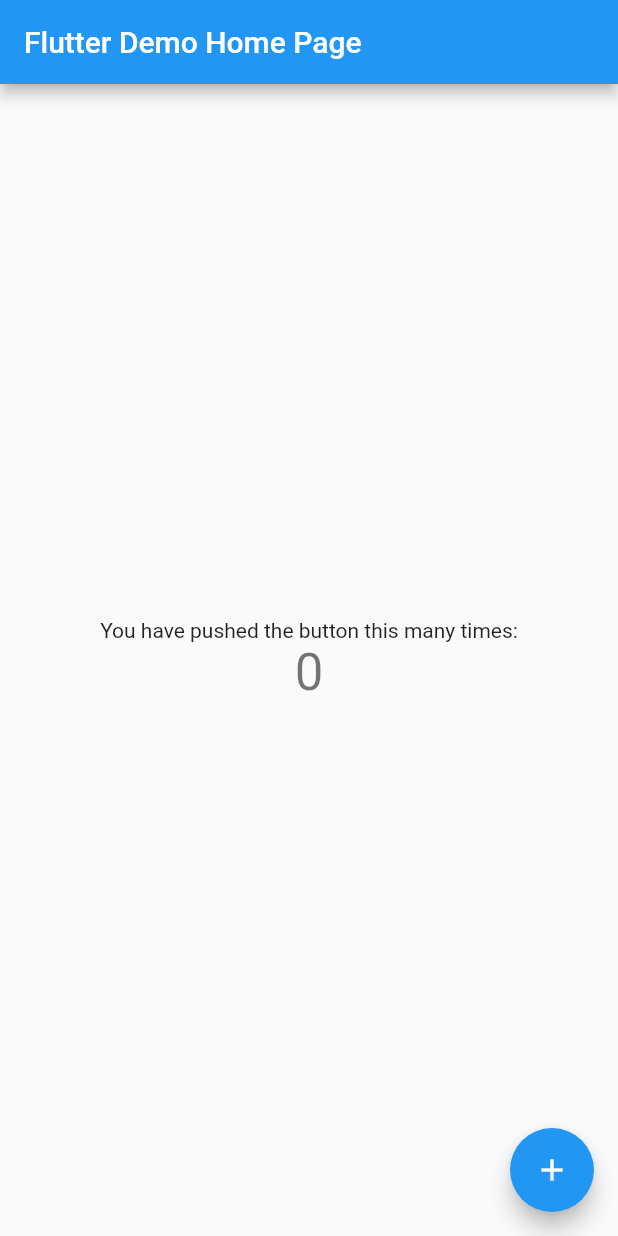
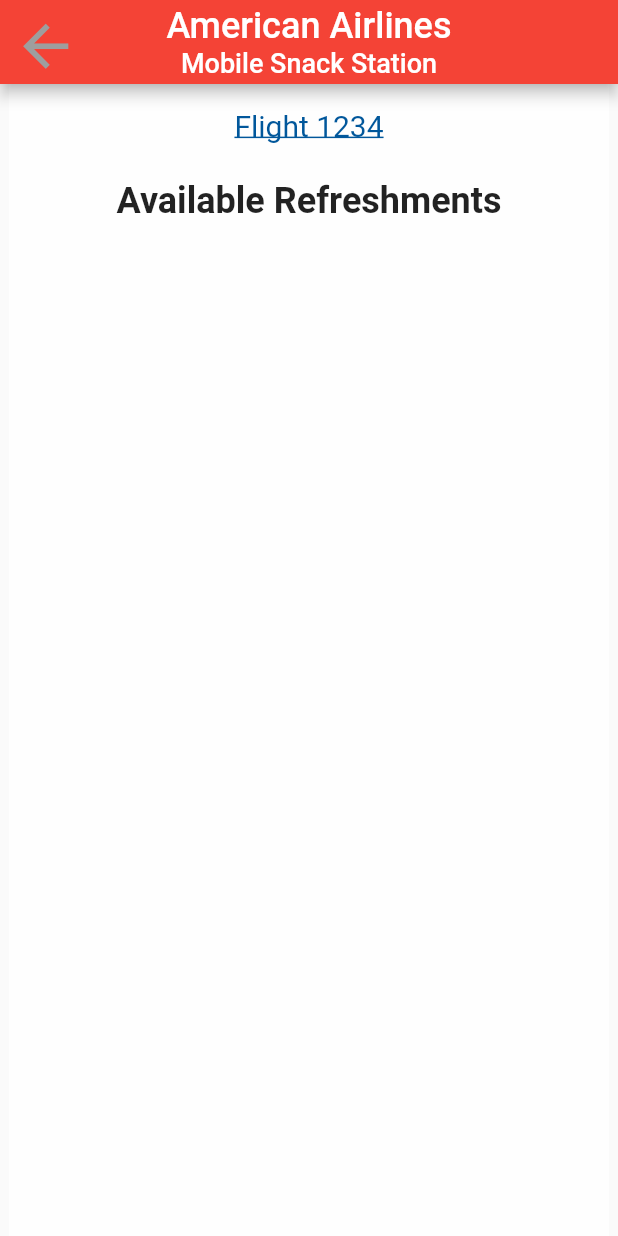
Before and after one commit to PaulLockett/BESmartMorehouse2020, a Flutter app: the screen it shows after launch, on a phone screen of 412 x 824 dp. Run offline on Flutter 3.47's test engine with Material 2 defaults, Android fonts, the phone set to English and light mode, and no system bars.

Commit message:
home page additions

```diff
--- a/lib/main.dart
+++ b/lib/main.dart
@@ -1,117 +1,80 @@
 import 'package:flutter/material.dart';
 
 void main() {
-  runApp(MyApp());
+  runApp(AASnacks());
 }
 
-class MyApp extends StatelessWidget {
+class AASnacks extends StatelessWidget {
   // This widget is the root of your application.
   @override
   Widget build(BuildContext context) {
     return MaterialApp(
-      title: 'Flutter Demo',
-      theme: ThemeData(
-        // This is the theme of your application.
-        //
-        // Try running your application with "flutter run". You'll see the
-        // application has a blue toolbar. Then, without quitting the app, try
-        // changing the primarySwatch below to Colors.green and then invoke
-        // "hot reload" (press "r" in the console where you ran "flutter run",
-        // or simply save your changes to "hot reload" in a Flutter IDE).
-        // Notice that the counter didn't reset back to zero; the application
-        // is not restarted.
-        primarySwatch: Colors.blue,
-        // This makes the visual density adapt to the platform that you run
-        // the app on. For desktop platforms, the controls will be smaller and
-        // closer together (more dense) than on mobile platforms.
-        visualDensity: VisualDensity.adaptivePlatformDensity,
-      ),
-      home: MyHomePage(title: 'Flutter Demo Home Page'),
+      title: 'AA Snack Station',
+      theme:
+          ThemeData(primarySwatch: Colors.red, accentColor: Colors.lightBlue),
+      home: SnackHome(title: 'American Airlines'),
     );
   }
 }
 
-class MyHomePage extends StatefulWidget {
-  MyHomePage({Key key, this.title}) : super(key: key);
-
-  // This widget is the home page of your application. It is stateful, meaning
-  // that it has a State object (defined below) that contains fields that affect
-  // how it looks.
-
-  // This class is the configuration for the state. It holds the values (in this
-  // case the title) provided by the parent (in this case the App widget) and
-  // used by the build method of the State. Fields in a Widget subclass are
-  // always marked "final".
+class SnackHome extends StatefulWidget {
+  SnackHome({Key key, this.title}) : super(key: key);
 
   final String title;
-
   @override
-  _MyHomePageState createState() => _MyHomePageState();
+  _SnackHomeState createState() => _SnackHomeState();
 }
 
-class _MyHomePageState extends State<MyHomePage> {
-  int _counter = 0;
-
-  void _incrementCounter() {
-    setState(() {
-      // This call to setState tells the Flutter framework that something has
-      // changed in this State, which causes it to rerun the build method below
-      // so that the display can reflect the updated values. If we changed
-      // _counter without calling setState(), then the build method would not be
-      // called again, and so nothing would appear to happen.
-      _counter++;
-    });
-  }
-
+class _SnackHomeState extends State<SnackHome> {
   @override
   Widget build(BuildContext context) {
-    // This method is rerun every time setState is called, for instance as done
-    // by the _incrementCounter method above.
-    //
-    // The Flutter framework has been optimized to make rerunning build methods
-    // fast, so that you can just rebuild anything that needs updating rather
-    // than having to individually change instances of widgets.
     return Scaffold(
         appBar: AppBar(
-        // Here we take the value from the MyHomePage object that was created by
-        // the App.build method, and use it to set our appbar title.
-        title: Text(widget.title),
+          leading: IconButton(
+            icon: Icon(
+              Icons.arrow_back,
+              color: Colors.grey,
+              size: 45,
             ),
-      body: Center(
-        // Center is a layout widget. It takes a single child and positions it
-        // in the middle of the parent.
-        child: Column(
-          // Column is also a layout widget. It takes a list of children and
-          // arranges them vertically. By default, it sizes itself to fit its
-          // children horizontally, and tries to be as tall as its parent.
-          //
-          // Invoke "debug painting" (press "p" in the console, choose the
-          // "Toggle Debug Paint" action from the Flutter Inspector in Android
-          // Studio, or the "Toggle Debug Paint" command in Visual Studio Code)
-          // to see the wireframe for each widget.
-          //
-          // Column has various properties to control how it sizes itself and
-          // how it positions its children. Here we use mainAxisAlignment to
-          // center the children vertically; the main axis here is the vertical
-          // axis because Columns are vertical (the cross axis would be
-          // horizontal).
-          mainAxisAlignment: MainAxisAlignment.center,
-          children: <Widget>[
+            onPressed: () {},
+          ),
+          centerTitle: true,
+          title: Column(
+            children: [
               Text(
-              'You have pushed the button this many times:',
+                widget.title,
+                style: TextStyle(fontSize: 24),
               ),
               Text(
-              '$_counter',
-              style: Theme.of(context).textTheme.headline4,
-            ),
+                "Mobile Snack Station",
+                style: TextStyle(fontSize: 18),
+              )
             ],
           ),
         ),
-      floatingActionButton: FloatingActionButton(
-        onPressed: _incrementCounter,
-        tooltip: 'Increment',
-        child: Icon(Icons.add),
-      ), // This trailing comma makes auto-formatting nicer for build methods.
-    );
+        body: Center(
+          child: Container(
+            padding: EdgeInsets.only(top: 16),
+            child: Column(
+              children: [
+                Text(
+                  "Flight 1234",
+                  style: TextStyle(
+                      fontSize: 20,
+                      color: Colors.lightBlue[900],
+                      decoration: TextDecoration.underline),
+                ),
+                SizedBox(height: 25),
+                Text("Available Refreshments",
+                    style: TextStyle(
+                        fontSize: 24,
+                        color: Colors.black87,
+                        fontWeight: FontWeight.bold))
+              ],
+            ),
+            color: Colors.white70,
+            width: 400,
+          ),
+        ));
   }
 }
```
Also changed, not shown: 1 other file. Lines whose indentation alone changed are shown as unchanged.
